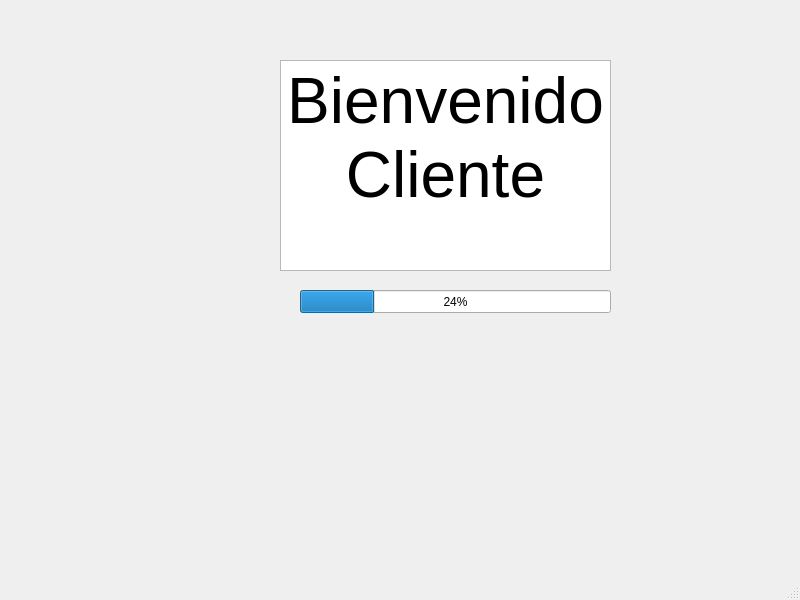
Qt form interfaces/vistaCliente.ui (rmarting13/Supermark) before a commit.
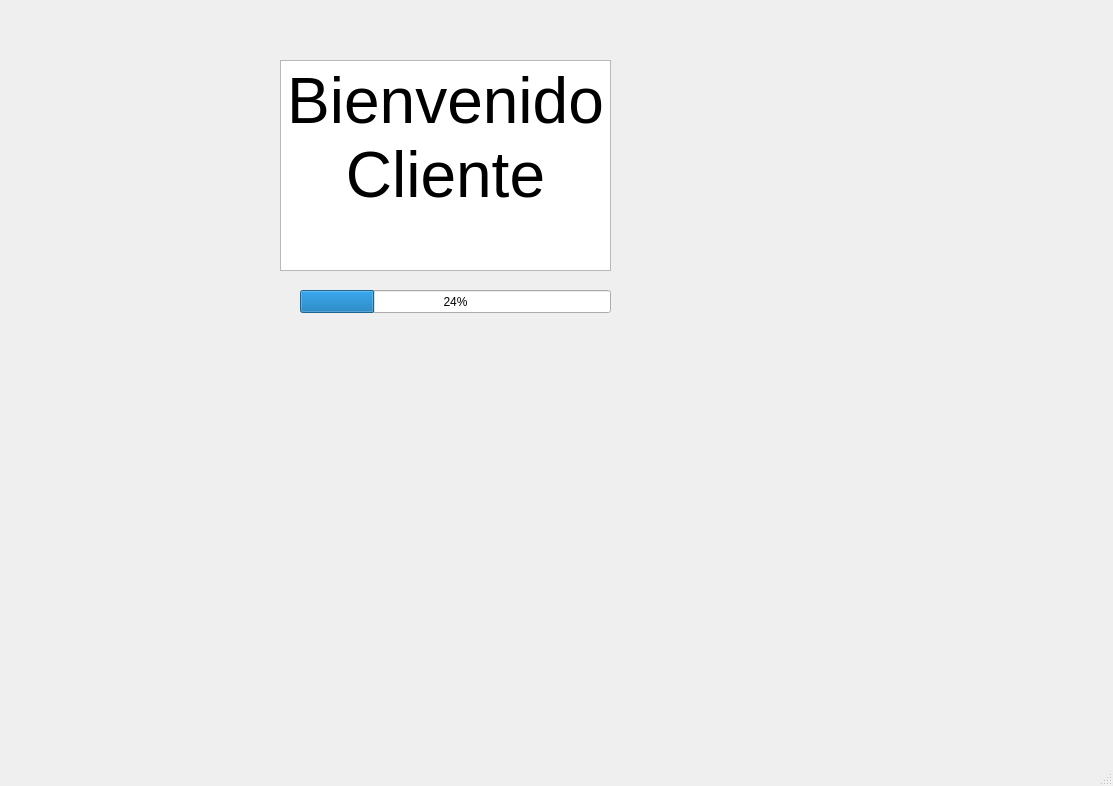
The same form after that commit.

Commit message: interfaz registro y insert cliente

The edit to the form file:
```diff
--- a/interfaces/vistaCliente.ui
+++ b/interfaces/vistaCliente.ui
@@ -6,8 +6,8 @@
    <rect>
     <x>0</x>
     <y>0</y>
-    <width>800</width>
-    <height>600</height>
+    <width>1113</width>
+    <height>786</height>
    </rect>
   </property>
   <property name="windowTitle">
```
Left out of the diff: 2 changed lines with no effect on the pictures. The commit also changes 5 other files.
